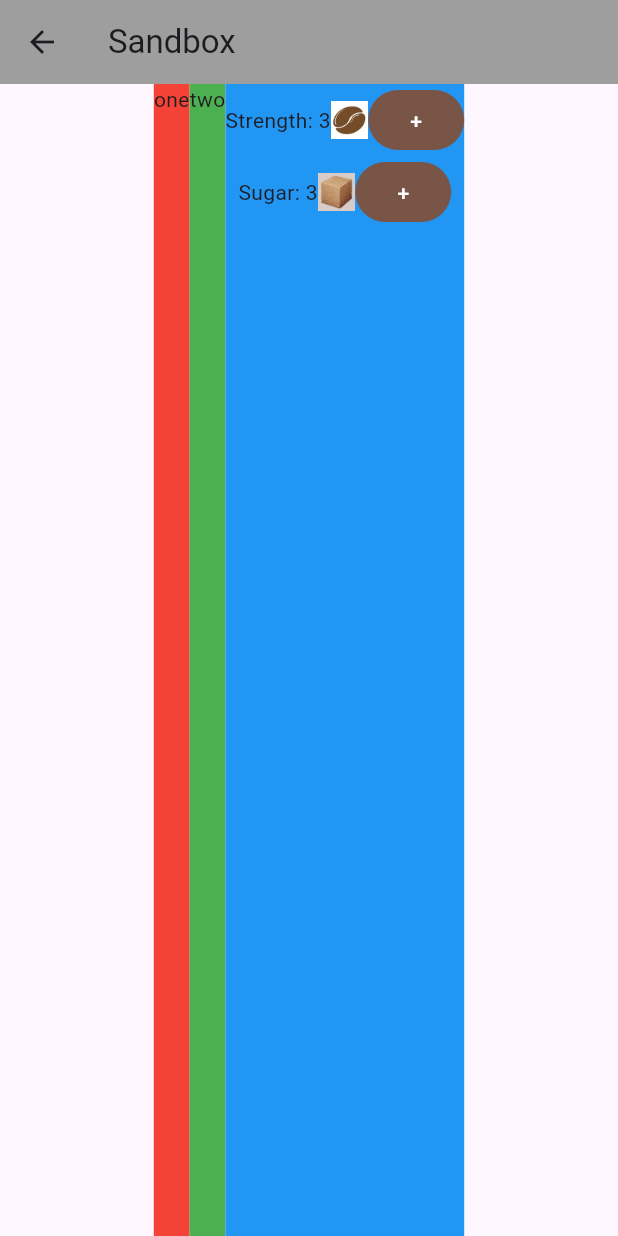
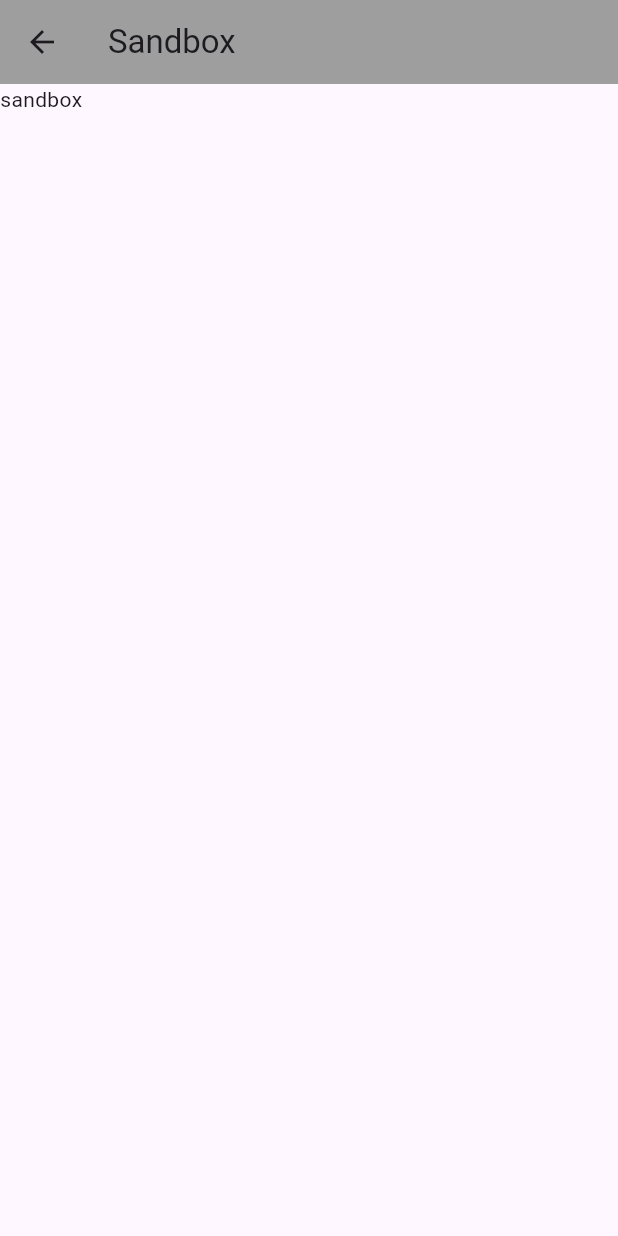
Before and after one commit to MateuszSzczukiewicz/coffee_card, a Flutter app: the Sandbox screen opened directly, on a phone screen of 412 x 824 dp. Run offline on Flutter 3.47's test engine with Material 3 defaults, Android fonts, the phone set to English and light mode, and no system bars.

Commit message:
change project idea

```diff
--- a/analysis_options.yaml
+++ b/analysis_options.yaml
@@ -19,4 +19,4 @@ linter:
     prefer_final_locals: true
 
 formatter:
-  page_width: 60
+  page_width: 40
--- a/lib/coffee_prefs.dart
+++ /dev/null
@@ -1,61 +0,0 @@
-import 'package:flutter/material.dart';
-
-class CoffeePrefs extends StatelessWidget {
-  const CoffeePrefs({super.key});
-
-  void increaseStrength() {
-    print('inc strength by 1');
-  }
-
-  void increaseSugar() {
-    print('inc sugar by 1');
-  }
-
-  @override
-  Widget build(BuildContext context) {
-    return Column(
-      children: [
-        Row(
-          children: [
-            const Text('Strength: '),
-            const Text('3'),
-            Image.asset(
-              'assets/img/coffee_bean.png',
-              width: 25,
-            ),
-            Expanded(child: const SizedBox()),
-            FilledButton(
-              style: FilledButton.styleFrom(
-                backgroundColor: Colors.brown,
-                foregroundColor: Colors.white,
-              ),
-              onPressed: increaseStrength,
-              child: const Text('+'),
-            ),
-          ],
-        ),
-        Row(
-          children: [
-            const Text('Sugar: '),
-            const Text('3'),
-            Image.asset(
-              'assets/img/sugar_cube.png',
-              width: 25,
-              color: Colors.brown[100],
-              colorBlendMode: BlendMode.multiply,
-            ),
-            Expanded(child: const SizedBox()),
-            FilledButton(
-              style: TextButton.styleFrom(
-                backgroundColor: Colors.brown,
-                foregroundColor: Colors.white,
-              ),
-              onPressed: increaseSugar,
-              child: const Text('+'),
-            ),
-          ],
-        ),
-      ],
-    );
-  }
-}
--- a/lib/main.dart
+++ b/lib/main.dart
@@ -1,9 +1,10 @@
-import 'package:coffee_card/coffee_prefs.dart';
-import 'package:coffee_card/home.dart';
 import 'package:flutter/material.dart';
+import 'package:flutter_rpg/screens/home/home.dart';
 
 void main() {
-  runApp(const MaterialApp(home: Home()));
+  runApp(
+    const MaterialApp(home: Home()),
+  );
 }
 
 class Sandbox extends StatelessWidget {
@@ -16,27 +17,7 @@ class Sandbox extends StatelessWidget {
         title: const Text('Sandbox'),
         backgroundColor: Colors.grey,
       ),
-      body: Row(
-        mainAxisAlignment: MainAxisAlignment.center,
-        crossAxisAlignment: CrossAxisAlignment.stretch,
-        children: [
-          Container(
-            height: 100,
-            color: Colors.red,
-            child: const Text('one'),
-          ),
-          Container(
-            height: 200,
-            color: Colors.green,
-            child: const Text('two'),
-          ),
-          Container(
-            height: 300,
-            color: Colors.blue,
-            child: const CoffeePrefs(),
-          ),
-        ],
-      ),
+      body: const Text('sandbox'),
     );
   }
 }
--- a/pubspec.yaml
+++ b/pubspec.yaml
@@ -1,4 +1,4 @@
-name: coffee_card
+name: flutter_rpg
 description: "A new Flutter project."
 # The following line prevents the package from being accidentally published to
 # pub.dev using `flutter pub publish`. This is preferred for private packages.
```
Also changed, not shown: lib/home.dart (deleted, +0 -45 lines), lib/screens/home/home.dart (added, +30 -0 lines), assets/img/coffee_bean.png (deleted), assets/img/sugar_cube.png (deleted), 1 other file.
